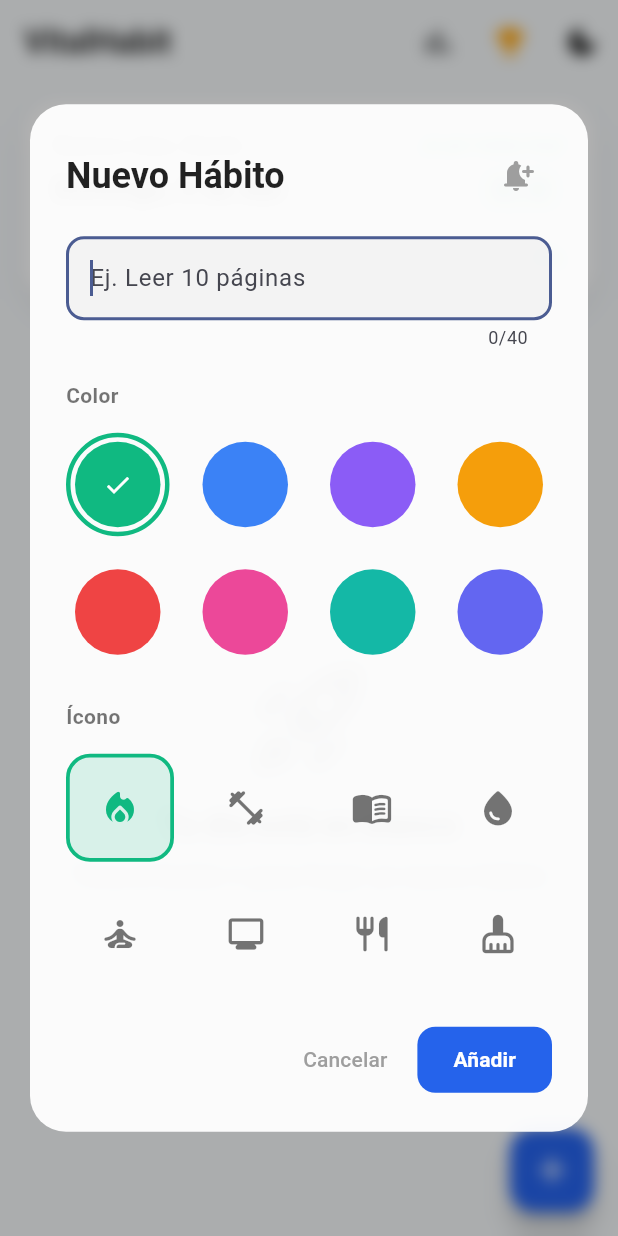
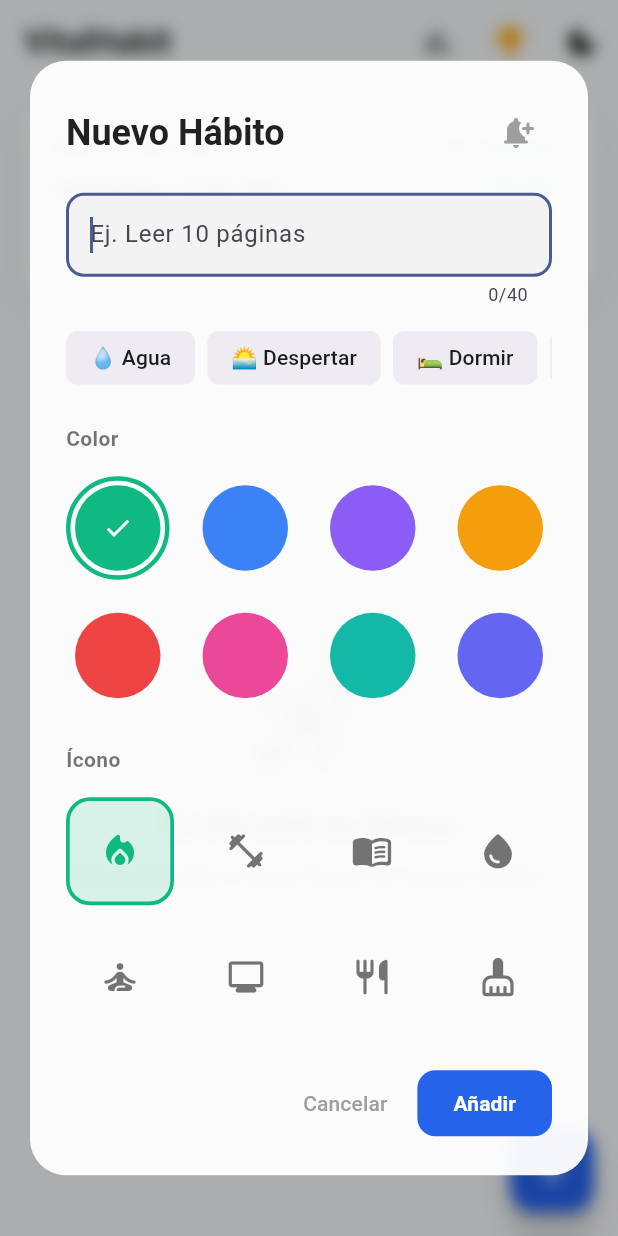
Before and after one commit to nardobernal01/App-mejorar-habitos, a Flutter app: the screen it shows after launch, after a tap on the "light mode" icon, after a tap on the "add" icon, on a phone screen of 412 x 824 dp. Run offline on Flutter 3.47's test engine with Material 3 defaults, Android fonts, the phone set to English and light mode, and no system bars; our stand-ins replace flutter_local_notifications, lottie, shared_preferences, timezone.

Commit message:
feat: Version 7.0 - Pildoras inteligentes de autoprogramacion y mejoras premium

```diff
--- a/lib/main.dart
+++ b/lib/main.dart
@@ -152,7 +152,7 @@ class _HabitScreenState extends State<HabitScreen>
 
   void _scheduleHabitReminder(Habit habit) async {
     if (habit.reminderTime == null) {
-      return; // CORRECCIÓN: Llaves añadidas
+      return;
     }
 
     final parts = habit.reminderTime!.split(":");
@@ -170,9 +170,7 @@ class _HabitScreenState extends State<HabitScreen>
     );
 
     if (scheduledDate.isBefore(now)) {
-      scheduledDate = scheduledDate.add(
-        const Duration(days: 1),
-      ); // CORRECCIÓN: Llaves añadidas
+      scheduledDate = scheduledDate.add(const Duration(days: 1));
     }
 
     const AndroidNotificationDetails androidDetails =
@@ -213,9 +211,7 @@ class _HabitScreenState extends State<HabitScreen>
     );
 
     if (scheduledDate.isBefore(now)) {
-      scheduledDate = scheduledDate.add(
-        const Duration(days: 1),
-      ); // CORRECCIÓN: Llaves añadidas
+      scheduledDate = scheduledDate.add(const Duration(days: 1));
     }
 
     const AndroidNotificationDetails androidDetails =
@@ -299,7 +295,7 @@ class _HabitScreenState extends State<HabitScreen>
             habit.isCompleted = false;
             changed = true;
             if (today.difference(lastCompletedDay).inDays > 1) {
-              habit.streak = 0; // CORRECCIÓN: Llaves añadidas
+              habit.streak = 0;
             }
           }
         }
@@ -893,7 +889,7 @@ class _HabitScreenState extends State<HabitScreen>
             }
 
             if (focusTimer == null) {
-              startTimer(); // CORRECCIÓN: Llaves añadidas
+              startTimer();
             }
 
             String formatTime(int seconds) {
@@ -1050,9 +1046,7 @@ class _HabitScreenState extends State<HabitScreen>
           myHabits[index].reminderTime = reminderStr;
 
           if (reminderStr != null) {
-            _scheduleHabitReminder(
-              myHabits[index],
-            ); // CORRECCIÓN: Llaves añadidas
+            _scheduleHabitReminder(myHabits[index]);
           }
         } else {
           final newHabit = Habit(
@@ -1063,7 +1057,7 @@ class _HabitScreenState extends State<HabitScreen>
           );
           myHabits.add(newHabit);
           if (reminderStr != null) {
-            _scheduleHabitReminder(newHabit); // CORRECCIÓN: Llaves añadidas
+            _scheduleHabitReminder(newHabit);
           }
         }
       });
@@ -1090,6 +1084,66 @@ class _HabitScreenState extends State<HabitScreen>
     }
 
     final isDark = themeNotifier.value == ThemeMode.dark;
+
+    // MEJORA PREMIUM: Quick Actions con Auto-programación de tiempo
+    final List<Map<String, dynamic>> quickActions = [
+      {
+        "label": "💧 Agua",
+        "title": "Tomar 2L de agua",
+        "color": _palette[1],
+        "icon": _iconList[3],
+        "time": null,
+      },
+      {
+        "label": "🌅 Despertar",
+        "title": "Levantarse temprano",
+        "color": _palette[3],
+        "icon": _iconList[0],
+        "time": const TimeOfDay(hour: 6, minute: 0),
+      },
+      {
+        "label": "🛌 Dormir",
+        "title": "Hora de dormir",
+        "color": _palette[7],
+        "icon": _iconList[4],
+        "time": const TimeOfDay(hour: 22, minute: 30),
+      },
+      {
+        "label": "🍎 Comer",
+        "title": "Comida saludable",
+        "color": _palette[4],
+        "icon": _iconList[6],
+        "time": const TimeOfDay(hour: 14, minute: 0),
+      },
+      {
+        "label": "💻 Programar",
+        "title": "Estudiar Código",
+        "color": _palette[2],
+        "icon": _iconList[5],
+        "time": const TimeOfDay(hour: 18, minute: 0),
+      },
+      {
+        "label": "📖 Leer",
+        "title": "Leer 15 minutos",
+        "color": _palette[0],
+        "icon": _iconList[2],
+        "time": null,
+      },
+      {
+        "label": "🏋️ Ejercicio",
+        "title": "Hacer ejercicio",
+        "color": _palette[6],
+        "icon": _iconList[1],
+        "time": null,
+      },
+      {
+        "label": "🧹 Ordenar",
+        "title": "Limpiar habitación",
+        "color": _palette[5],
+        "icon": _iconList[7],
+        "time": null,
+      },
+    ];
 
     showGeneralDialog(
       context: context,
@@ -1227,6 +1281,57 @@ class _HabitScreenState extends State<HabitScreen>
                               fillColor: isDark
                                   ? Colors.white10
                                   : Colors.black.withValues(alpha: 0.03),
+                            ),
+                          ),
+                          const SizedBox(height: 10),
+                          // PÍLDORAS INTELIGENTES RESTAURADAS
+                          SingleChildScrollView(
+                            scrollDirection: Axis.horizontal,
+                            child: Row(
+                              children: quickActions
+                                  .map(
+                                    (action) => Padding(
+                                      padding: const EdgeInsets.only(
+                                        right: 8.0,
+                                      ),
+                                      child: ActionChip(
+                                        label: Text(action["label"]),
+                                        backgroundColor: isDark
+                                            ? Colors.white10
+                                            : Colors.black.withValues(
+                                                alpha: 0.05,
+                                              ),
+                                        side: BorderSide.none,
+                                        onPressed: () {
+                                          SystemSound.play(
+                                            SystemSoundType.click,
+                                          );
+                                          HapticFeedback.mediumImpact();
+                                          if (isEdit) {
+                                            setDS(() {
+                                              _habitController.text =
+                                                  action["title"];
+                                              selectedColor = action["color"];
+                                              selectedIcon = action["icon"];
+                                              if (action["time"] != null) {
+                                                selectedReminder =
+                                                    action["time"];
+                                              }
+                                            });
+                                          } else {
+                                            _performSave(
+                                              action["title"],
+                                              action["color"],
+                                              action["icon"],
+                                              action["time"],
+                                            );
+                                            Navigator.pop(context);
+                                          }
+                                        },
+                                      ),
+                                    ),
+                                  )
+                                  .toList(),
                             ),
                           ),
                           const SizedBox(height: 20),
@@ -1684,7 +1789,7 @@ class _HabitScreenState extends State<HabitScreen>
                       HapticFeedback.heavyImpact();
                       setState(() {
                         if (newIdx > oldIdx) {
-                          newIdx--; // CORRECCIÓN: Llaves añadidas
+                          newIdx--;
                         }
                         final item = myHabits.removeAt(oldIdx);
                         myHabits.insert(newIdx, item);
```
